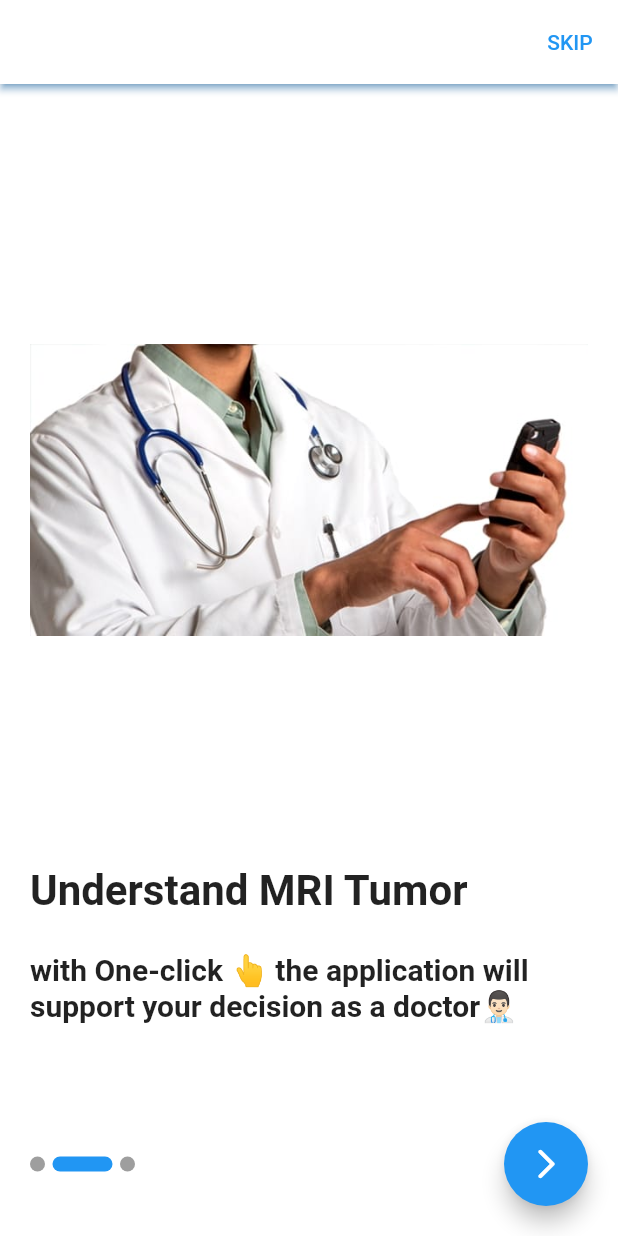
After one commit to ahmedesam1369/image-detection-app, a Flutter app: the OnBoardingScreen screen opened directly, after a tap on the "arrow forward ios" icon, on a phone screen of 412 x 824 dp. The commit adds this screen. Run offline on Flutter 3.47's test engine with Material 2 defaults, Android fonts, the phone set to English and light mode, and no system bars; drawn by our look-alikes of smooth_page_indicator; our stand-ins replace bloc, cloud_firestore, conditional_builder, dio, firebase_auth, firebase_core and 5 more; accounts and stored records are empty.

Commit message:
add onboarding

```diff
--- a/lib/layout/HomeLayout/cubit/cubit.dart
+++ b/lib/layout/HomeLayout/cubit/cubit.dart
@@ -59,12 +59,12 @@ class LayoutCubit extends Cubit<LayoutStates> {
     emit(Chanegdropdowngender());
   }
 
-  String dropdownvaluestatus = 'Type_One';
+  String dropdownvaluestatus = 'No Tumor';
   var itemsstatus = [
-    'Type_One',
-    'Type_Two',
-    'Type_Three',
-    'Type_Four',
+    'No Tumor',
+    'Glioma Tumor',
+    'Pituitary Tumor',
+    'Meningioma Tumor',
   ];
   void chanegdropdownstatus(newValue) {
     dropdownvaluestatus = newValue!;
--- a/lib/main.dart
+++ b/lib/main.dart
@@ -8,6 +8,7 @@ import 'layout/HomeLayout/cubit/cubit.dart';
 import 'layout/HomeLayout/home_layout.dart';
 import 'package:firebase_storage/firebase_storage.dart' as firebase_storage;
 import 'modules/login/login_screen.dart';
+import 'modules/onBoarding/onboarding_screen.dart';
 import 'modules/register/register_screen.dart';
 import 'shared/component/constants.dart';
 import 'shared/cubit/cubit.dart';
@@ -28,7 +29,7 @@ void main() async {
   if (uId != null) {
     widget = HomeLayout();
   } else {
-    widget = LoginScreen();
+    widget = OnBoardingScreen();
   }
 
   runApp(MyApp(widget));
--- a/lib/modules/Screens/add_patient.dart
+++ b/lib/modules/Screens/add_patient.dart
@@ -212,7 +212,7 @@ class AddPatient extends StatelessWidget {
                           Padding(
                             padding: const EdgeInsets.only(
                               left: 5.0,
-                              right: 10.0,
+                              right: 5.0,
                             ),
                             child: Icon(IconBroken.Activity),
                           ),
--- /dev/null
+++ b/lib/modules/onBoarding/onboarding_screen.dart
@@ -0,0 +1,158 @@
+import 'package:flutter/material.dart';
+import 'package:flutter/physics.dart';
+import 'package:smooth_page_indicator/smooth_page_indicator.dart';
+
+import '../../shared/component/component.dart';
+import '../../shared/network/local/cache_helper.dart';
+import '../login/login_screen.dart';
+
+class BoardingModel {
+  late final String image;
+  late final String titel;
+  late final String body;
+  BoardingModel({
+    required this.image,
+    required this.titel,
+    required this.body,
+  });
+}
+
+class OnBoardingScreen extends StatefulWidget {
+  @override
+  State<OnBoardingScreen> createState() => _OnBoardingScreenState();
+}
+
+class _OnBoardingScreenState extends State<OnBoardingScreen> {
+  var boardController = PageController();
+  var IsLast = false;
+
+  List<BoardingModel> boaerding = [
+    BoardingModel(
+        image: 'assets/images/1.jpeg',
+        titel: 'Check the brain health  easily ✅👌',
+        body: 'Tumor 🧠 Classification'),
+    BoardingModel(
+        image: 'assets/images/2.jpeg',
+        titel:
+            'with One-click 👆 the application will support your decision as a doctor👨🏻‍⚕️',
+        body: 'Understand MRI Tumor'),
+    BoardingModel(
+        image: 'assets/images/3.jpeg',
+        titel: 'You can upload and classify any MRI brain Image 🧠',
+        body: 'Find the right Diagnosis'),
+  ];
+
+  @override
+  Widget build(BuildContext context) {
+    return Scaffold(
+      appBar: AppBar(
+        actions: [
+          TextButton(
+            onPressed: () {
+              onSubmit();
+            },
+            child: Text(
+              'SKIP',
+            ),
+          ),
+        ],
+      ),
+      body: Padding(
+        padding: const EdgeInsets.all(20.0),
+        child: Column(
+          children: [
+            Expanded(
+              child: PageView.builder(
+                physics: BouncingScrollPhysics(),
+                controller: boardController,
+                itemBuilder: (context, index) => BuildBoardingItem(
+                  boaerding[index],
+                ),
+                itemCount: boaerding.length,
+                onPageChanged: (int index) {
+                  if (index == boaerding.length - 1) {
+                    IsLast = true;
+                  } else {
+                    IsLast = false;
+                  }
+                },
+              ),
+            ),
+            SizedBox(
+              height: 40,
+            ),
+            Row(
+              children: [
+                SmoothPageIndicator(
+                  controller: boardController,
+                  count: boaerding.length,
+                  effect: ExpandingDotsEffect(
+                    activeDotColor: Colors.blue,
+                    expansionFactor: 4,
+                    dotHeight: 10,
+                    dotWidth: 10,
+                    spacing: 5,
+                  ),
+                ),
+                Spacer(),
+                FloatingActionButton(
+                  onPressed: () {
+                    if (IsLast) {
+                      onSubmit();
+                    } else {
+                      boardController.nextPage(
+                        duration: Duration(
+                          milliseconds: 750,
+                        ),
+                        curve: Curves.fastLinearToSlowEaseIn,
+                      );
+                    }
+                  },
+                  child: Icon(
+                    Icons.arrow_forward_ios_rounded,
+                  ),
+                ),
+              ],
+            ),
+          ],
+        ),
+      ),
+    );
+  }
+
+  void onSubmit() {
+    CachHelper.saveData(
+      key: 'onBoarding',
+      value: true,
+    ).then((value) {
+      NavidetAndFinish(context, LoginScreen());
+    });
+  }
+
+  Widget BuildBoardingItem(BoardingModel model) {
+    return Column(
+      crossAxisAlignment: CrossAxisAlignment.start,
+      children: [
+        Expanded(
+          child: Image(
+            image: AssetImage('${model.image}'),
+          ),
+        ),
+        Text(
+          '${model.body}',
+          style: TextStyle(fontSize: 28.0, fontWeight: FontWeight.bold),
+        ),
+        SizedBox(
+          height: 25.0,
+        ),
+        Text(
+          '${model.titel}',
+          style: TextStyle(fontSize: 20.0, fontWeight: FontWeight.bold),
+        ),
+        SizedBox(
+          height: 25.0,
+        ),
+      ],
+    );
+  }
+}
--- a/pubspec.yaml
+++ b/pubspec.yaml
@@ -41,6 +41,7 @@ dependencies:
   flutter:
     sdk: flutter
   flutter_bloc: ^7.0.0
+  flutter_launcher_icons: ^0.9.3
   fluttertoast: ^8.0.8
   image_picker: ^0.8.5+3
   intl: ^0.17.0
@@ -51,6 +52,11 @@ dependencies:
 dev_dependencies:
   flutter_test:
     sdk: flutter
+
+flutter_icons:
+  android: true
+  ios: true
+  image_path: "assets/images/logo2.jpeg"
 # For information on the generic Dart part of this file, see the
 # following page: https://dart.dev/tools/pub/pubspec
 # The following section is specific to Flutter.
```
Also changed, not shown: assets/images/1.jpeg (added), assets/images/2.jpeg (added), assets/images/3.jpeg (added), assets/images/logo2.jpeg (added), assets/images/logo2.png (deleted), pubspec.lock, 22 other files.
